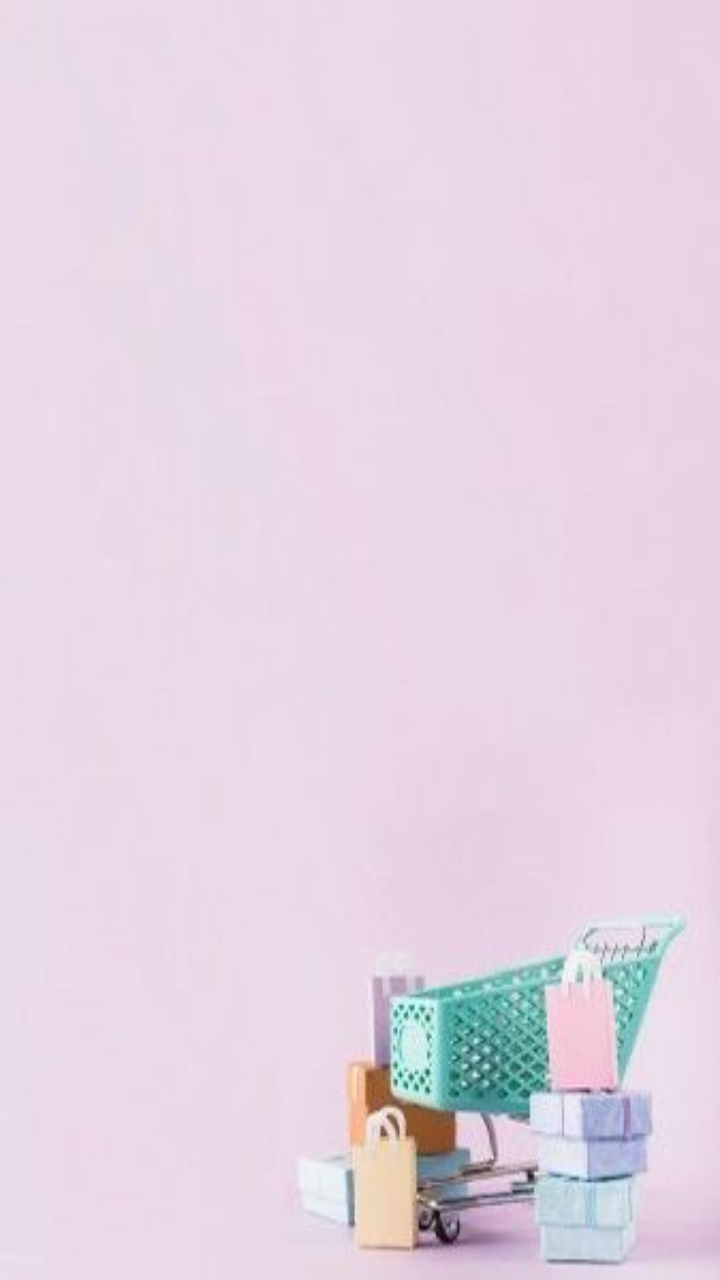
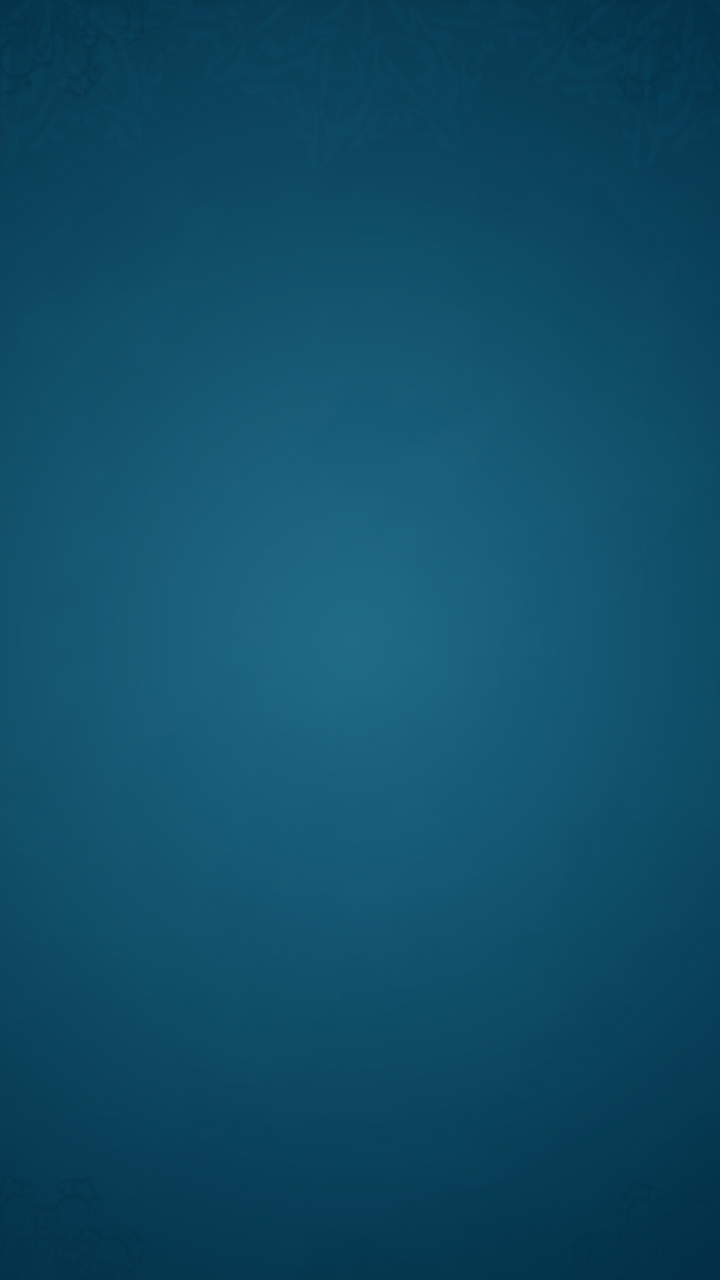

The first picture is an Android layout as it rendered before a commit; the second is the same layout after the commit. The layout source and the unified diff follow.
<!-- AndroidManifest.xml: application theme Theme.OnlineShopping -->
<!-- res/layout/activity_category.xml -->
<?xml version="1.0" encoding="utf-8"?>
<RelativeLayout xmlns:android="http://schemas.android.com/apk/res/android"
    xmlns:app="http://schemas.android.com/apk/res-auto"
    xmlns:tools="http://schemas.android.com/tools"
    android:layout_width="match_parent"
    android:layout_height="match_parent"
    android:background="@drawable/creat"
    tools:context=".CategoryActivity">

    <androidx.recyclerview.widget.RecyclerView
        android:id="@+id/category_recyclerview"
        android:layout_width="match_parent"
        android:layout_height="wrap_content"/>

</RelativeLayout>
<!-- resources referenced by this layout -->
<resources>
  <!-- drawable creat: jpeg bitmap (drawable, 9131 bytes) -->
  <style name="Theme.OnlineShopping" parent="Theme.MaterialComponents.DayNight.DarkActionBar" />
</resources>

<!-- the commit's change to res/layout/activity_category.xml (unified diff, before → after) -->
@@ -4,7 +4,7 @@
     xmlns:tools="http://schemas.android.com/tools"
     android:layout_width="match_parent"
     android:layout_height="match_parent"
-    android:background="@drawable/creat"
+    android:background="@drawable/background"
     tools:context=".CategoryActivity">
 
     <androidx.recyclerview.widget.RecyclerView
<!-- resource entries referenced after the edit -->
@@ -1,6 +1,6 @@
 <!-- resources referenced by this layout -->
 <resources>
-  <!-- drawable creat: jpeg bitmap (drawable, 9131 bytes) -->
+  <!-- drawable background: jpg bitmap (drawable, 49590 bytes) -->
   <style name="Theme.OnlineShopping" parent="Theme.MaterialComponents.DayNight.DarkActionBar" />
 </resources>
 
